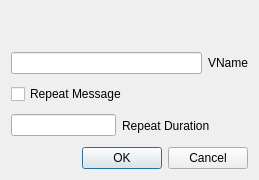
This is mqt/MqtLogger/txvmbuttondialog.ui in Rsclub22/Minos2-Mirror as Qt 5 draws it before an edit. The edited form follows.
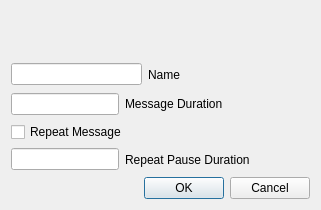
This is the edited form.

Commit message: change voice keyer to support message duration and repeat pause duration - message duration allows button colour to indicate running

The edit to the form file:
```diff
--- a/mqt/MqtLogger/txvmbuttondialog.ui
+++ b/mqt/MqtLogger/txvmbuttondialog.ui
@@ -6,16 +6,16 @@
    <rect>
     <x>0</x>
     <y>0</y>
-    <width>259</width>
-    <height>180</height>
+    <width>321</width>
+    <height>210</height>
    </rect>
   </property>
   <property name="windowTitle">
    <string>Dialog</string>
   </property>
-  <layout class="QVBoxLayout" name="verticalLayout">
+  <layout class="QVBoxLayout" name="verticalLayout_2">
    <item>
-    <layout class="QVBoxLayout" name="verticalLayout_2">
+    <layout class="QVBoxLayout" name="verticalLayout">
      <item>
       <layout class="QHBoxLayout" name="horizontalLayout">
        <item>
@@ -25,8 +25,8 @@
          </property>
          <property name="sizeHint" stdset="0">
           <size>
-           <width>40</width>
-           <height>20</height>
+           <width>107</width>
+           <height>46</height>
           </size>
          </property>
         </spacer>
@@ -45,8 +45,8 @@
          </property>
          <property name="sizeHint" stdset="0">
           <size>
-           <width>40</width>
-           <height>20</height>
+           <width>107</width>
+           <height>46</height>
           </size>
          </property>
         </spacer>
@@ -61,9 +61,49 @@
        <item>
         <widget class="QLabel" name="label">
          <property name="text">
-          <string>VName</string>
+          <string>Name</string>
          </property>
         </widget>
+       </item>
+       <item>
+        <spacer name="horizontalSpacer_5">
+         <property name="orientation">
+          <enum>Qt::Horizontal</enum>
+         </property>
+         <property name="sizeHint" stdset="0">
+          <size>
+           <width>40</width>
+           <height>20</height>
+          </size>
+         </property>
+        </spacer>
+       </item>
+      </layout>
+     </item>
+     <item>
+      <layout class="QHBoxLayout" name="horizontalLayout_2">
+       <item>
+        <widget class="QLineEdit" name="txVmMessageDur"/>
+       </item>
+       <item>
+        <widget class="QLabel" name="messageDurLbl">
+         <property name="text">
+          <string>Message Duration</string>
+         </property>
+        </widget>
+       </item>
+       <item>
+        <spacer name="horizontalSpacer_4">
+         <property name="orientation">
+          <enum>Qt::Horizontal</enum>
+         </property>
+         <property name="sizeHint" stdset="0">
+          <size>
+           <width>40</width>
+           <height>20</height>
+          </size>
+         </property>
+        </spacer>
        </item>
       </layout>
      </item>
@@ -82,7 +122,7 @@
        <item>
         <widget class="QLabel" name="label_2">
          <property name="text">
-          <string>Repeat Duration</string>
+          <string>Repeat Pause Duration</string>
          </property>
         </widget>
        </item>
```
Left out of the diff: 2 changed lines with no effect on the pictures. The commit also changes 8 other files.
